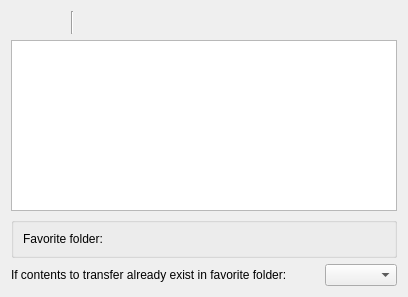
Before: the Qt Designer form src/plugins/categories/preferencescategories.ui in KDE/kwooty, drawn with Qt 5.
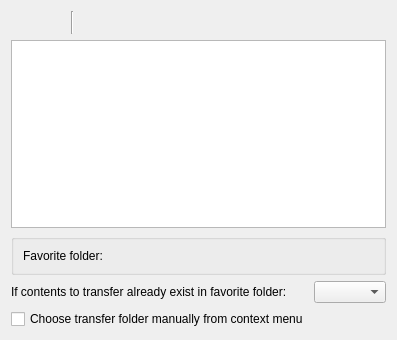
After: the same form once the commit is applied. Custom widgets are drawn as their Qt base class.

Commit message: categories plugin : allow to manually select transfer folder

The edit to the form file:
```diff
--- a/src/plugins/categories/preferencescategories.ui
+++ b/src/plugins/categories/preferencescategories.ui
@@ -6,8 +6,8 @@
    <rect>
     <x>0</x>
     <y>0</y>
-    <width>408</width>
-    <height>297</height>
+    <width>397</width>
+    <height>340</height>
    </rect>
   </property>
   <property name="toolTip">
@@ -133,6 +133,17 @@
      </item>
     </layout>
    </item>
+   <item row="4" column="0">
+    <widget class="QCheckBox" name="kcfg_manualFolder">
+     <property name="toolTip">
+      <string>Allow to choose a custom transfer folder by right-clicking on a selected nzb item.
+The manually choosen transfer folder will replace the automatic one.</string>
+     </property>
+     <property name="text">
+      <string>Choose transfer folder manually from context menu</string>
+     </property>
+    </widget>
+   </item>
   </layout>
  </widget>
  <customwidgets>
```
The commit also changes 6 other files.
